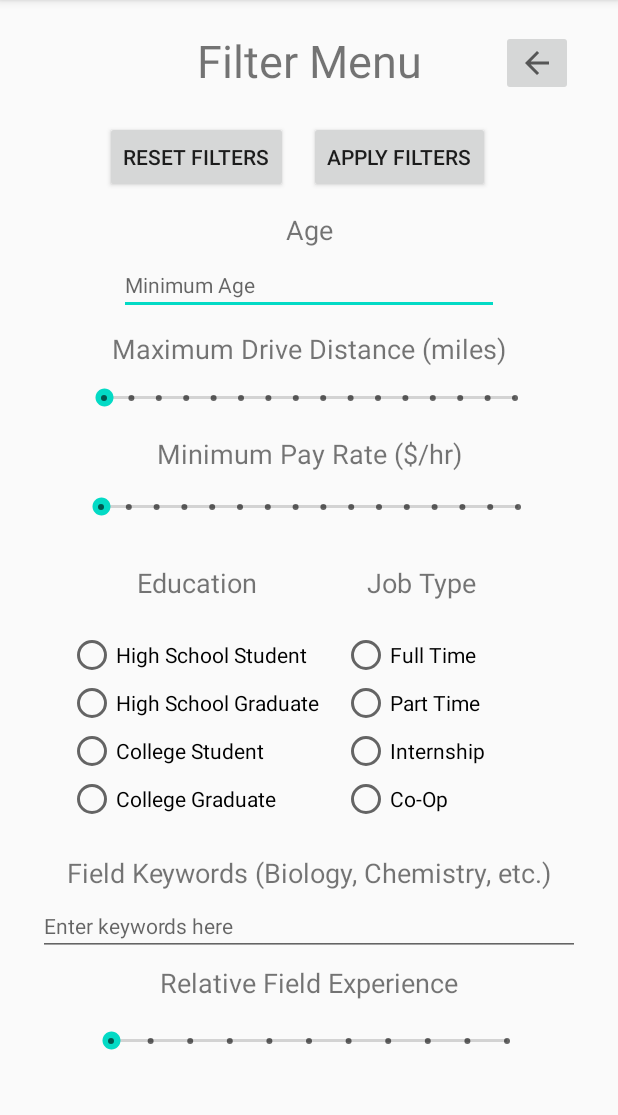
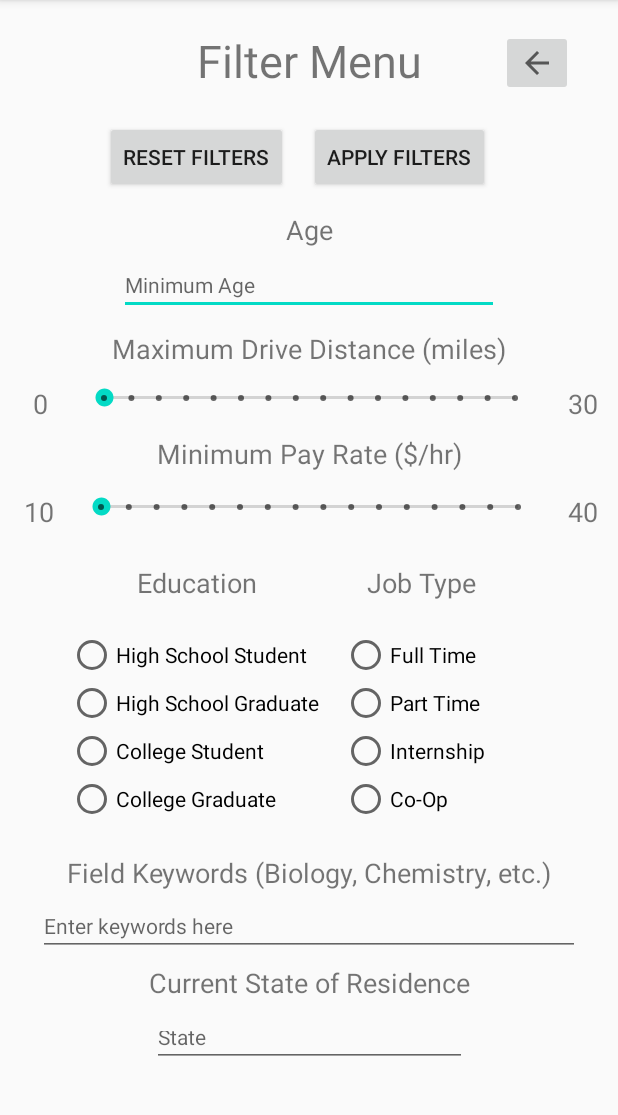
Before and after one commit to 21ahmiller/HeadStart, an Android app: the FiltrationMenu screen opened directly, with no data from a screen before it, after a tap on "RESET FILTERS", on a phone screen of 412 x 824 dp, the part 84-1199 px from its top. Run offline under Robolectric (Android 15) with nearby library versions, the phone set to English and light mode, and no system bars.

Commit message:
Java files

```diff
--- a/app/src/main/java/com/example/headstart/CreateEmployer.java
+++ b/app/src/main/java/com/example/headstart/CreateEmployer.java
@@ -22,7 +22,7 @@ public class CreateEmployer extends AppCompatActivity {
 
     public void performCreateEmployer(View v){
         EditText emailText = findViewById(R.id.companyEmailText);
-        String email = emailText.getText().toString();
+        String email = emailText.getText().toString().replaceAll(" ", "");
 
         EditText passwordText = findViewById(R.id.companyPasswordText);
         String password = passwordText.getText().toString();
--- a/app/src/main/java/com/example/headstart/CreateUser.java
+++ b/app/src/main/java/com/example/headstart/CreateUser.java
@@ -28,7 +28,7 @@ public class CreateUser extends AppCompatActivity {
 
     public void performCreateApplicant(View v){
         EditText emailText = findViewById(R.id.emailConfirmText);
-        String email = emailText.getText().toString();
+        String email = emailText.getText().toString().replaceAll(" ", "");
 
         EditText passwordText = findViewById(R.id.passwordText);
         String password = passwordText.getText().toString();
--- a/app/src/main/java/com/example/headstart/Database.java
+++ b/app/src/main/java/com/example/headstart/Database.java
@@ -184,10 +184,24 @@ public class Database {
         return jobs;
     }
 
-    public ArrayList<Job> populateFiltered(String minAge, int maxDrive, int minpay, String school, String jobType, ArrayList<String> Keywords, User user){
+    public ArrayList<Job> populateFiltered(String minAge, int maxDrive, int minpay, String school, String jobType, ArrayList<String> Keywords, String state, User user){
         jobs = new ArrayList<Job>();
-        Query query = ref.orderByChild("jobType").equalTo(user.getProfile().getLocation().getState());
-        return new ArrayList<Job>();
+        Query query = ref.orderByChild("state").equalTo(state);
+        query.addListenerForSingleValueEvent(new ValueEventListener() {
+            @Override
+            public void onDataChange(DataSnapshot dataSnapshot) {
+                for(DataSnapshot ds : dataSnapshot.getChildren()){
+
+                }
+            }
+
+            @Override
+            public void onCancelled(DatabaseError error) {
+                // Failed to read value
+                Log.w("MainActivity", "Failed to read value.", error.toException());
+            }
+        });
+        return jobs;
     }
 
     public void addJob(Job job){
--- a/app/src/main/java/com/example/headstart/FiltrationMenu.java
+++ b/app/src/main/java/com/example/headstart/FiltrationMenu.java
@@ -54,11 +54,11 @@ public class FiltrationMenu extends AppCompatActivity {
         RadioButton coOpButton = findViewById(R.id.Coop);
         coOpButton.setChecked(false);
 
-        SeekBar fieldExperienceBar = findViewById(R.id.FieldExperienceBar);
-        fieldExperienceBar.setProgress(0);
-
         EditText enterKeywordText = findViewById(R.id.EnterKeywords);
         enterKeywordText.setText("");
+
+        EditText stateText = findViewById(R.id.StateText);
+        stateText.setText("");
 
     }
 
@@ -67,7 +67,7 @@ public class FiltrationMenu extends AppCompatActivity {
         EditText typeAgeText = findViewById(R.id.TypeAgeText);
         String age = typeAgeText.getText().toString();
 
-        EditText stateText = findViewById(R.id.stateText);
+        EditText stateText = findViewById(R.id.StateText);
         String state = stateText.getText().toString();
 
         SeekBar maxDriveBar = findViewById(R.id.MaxDriveBar);
@@ -123,7 +123,7 @@ public class FiltrationMenu extends AppCompatActivity {
 
         Database jobs = new Database("Jobs");
         final Controller aController = (Controller) getApplicationContext();
-        ArrayList<Job> filteredJobs = jobs.populateFiltered(age, distance, minPay, school, jobType, keywordsReduced, aController.getUser());
+        ArrayList<Job> filteredJobs = jobs.populateFiltered(age, distance, minPay, school, jobType, keywordsReduced, state, aController.getUser());
         for(int i = 0; i < filteredJobs.size(); i++){
             aController.getFilteredJobs().set(i, filteredJobs.get(i));
         }
--- a/app/src/main/java/com/example/headstart/MainActivity.java
+++ b/app/src/main/java/com/example/headstart/MainActivity.java
@@ -28,7 +28,7 @@ public class MainActivity extends AppCompatActivity {
 
     public void clickApplicantButton(View v){
         EditText emailText = findViewById(R.id.emailConfirmText);
-        String email = emailText.getText().toString();
+        String email = emailText.getText().toString().replaceAll(" ", "");
 
         EditText passwordText = findViewById(R.id.passwordText);
         String password = passwordText.getText().toString();
@@ -137,7 +137,7 @@ public class MainActivity extends AppCompatActivity {
 
     public void clickEmployerButton(View v){
         EditText emailText = findViewById(R.id.emailConfirmText);
-        String email = emailText.getText().toString();
+        String email = emailText.getText().toString().replaceAll(" ", "");
 
         EditText passwordText = findViewById(R.id.passwordText);
         String password = passwordText.getText().toString();
--- a/app/src/main/java/com/example/headstart/NewJob.java
+++ b/app/src/main/java/com/example/headstart/NewJob.java
@@ -177,7 +177,7 @@ public class NewJob extends AppCompatActivity {
     public void addRandom50(View v){
         final Controller aController = (Controller) getApplicationContext();
         Employer currentEmployer = aController.getEmployer();
-        for(int i = 0; i < 5; i ++){
+        for(int i = 0; i < 50; i ++){
             Random rand = new Random();
             Job newJob = new Job();
 
--- a/app/src/main/java/com/example/headstart/employerMainPage.java
+++ b/app/src/main/java/com/example/headstart/employerMainPage.java
@@ -62,11 +62,10 @@ public class employerMainPage extends AppCompatActivity {
     }
 
     public void signOut(View v){
+        final Controller aController = (Controller) getApplicationContext();
+        aController.setUser(new Employer());
+
         Intent intent = new Intent(this, MainActivity.class);
         startActivity(intent);
-
-        final Controller aController = (Controller) getApplicationContext();
-        User currentUser = aController.getUser();
-        currentUser = new User();
     }
 }
--- a/app/src/main/res/layout/activity_filtration_menu.xml
+++ b/app/src/main/res/layout/activity_filtration_menu.xml
@@ -6,6 +6,18 @@
     android:layout_width="match_parent"
     android:layout_height="match_parent"
     tools:context=".FiltrationMenu">
+
+    <TextView
+        android:id="@+id/textView4"
+        android:layout_width="wrap_content"
+        android:layout_height="wrap_content"
+        android:layout_marginTop="84dp"
+        android:text="@string/tenStr"
+        android:textSize="18sp"
+        app:layout_constraintEnd_toStartOf="@+id/MaxDriveBar"
+        app:layout_constraintHorizontal_bias="0.484"
+        app:layout_constraintStart_toStartOf="parent"
+        app:layout_constraintTop_toBottomOf="@+id/textView2" />
 
     <TextView
         android:id="@+id/filterMenuTitle"
@@ -249,22 +261,58 @@
         android:layout_width="wrap_content"
         android:layout_height="wrap_content"
         android:layout_marginTop="5dp"
-        android:text="@string/RltvFieldExprStr"
+        android:text="@string/stateStringStr"
         android:textSize="18sp"
         app:layout_constraintEnd_toEndOf="parent"
         app:layout_constraintStart_toStartOf="parent"
         app:layout_constraintTop_toBottomOf="@+id/EnterKeywords" />
 
-    <SeekBar
-        android:id="@+id/FieldExperienceBar"
-        style="@style/Widget.AppCompat.SeekBar.Discrete"
-        android:layout_width="296dp"
-        android:layout_height="43dp"
-        android:layout_marginTop="5dp"
-        android:max="10"
-        android:progress="0"
+    <EditText
+        android:id="@+id/StateText"
+        android:layout_width="210dp"
+        android:layout_height="34dp"
+        android:layout_marginTop="10dp"
+        android:ems="10"
+        android:hint="@string/StateStrStr"
+        android:inputType="textPersonName"
+        android:textSize="14sp"
         app:layout_constraintEnd_toEndOf="parent"
         app:layout_constraintStart_toStartOf="parent"
         app:layout_constraintTop_toBottomOf="@+id/FieldExprText" />
 
+    <TextView
+        android:id="@+id/textView3"
+        android:layout_width="wrap_content"
+        android:layout_height="wrap_content"
+        android:layout_marginTop="12dp"
+        android:text="@string/ZeroStr"
+        android:textSize="18sp"
+        app:layout_constraintEnd_toStartOf="@+id/MaxDriveBar"
+        app:layout_constraintStart_toStartOf="parent"
+        app:layout_constraintTop_toBottomOf="@+id/textView2" />
+
+    <TextView
+        android:id="@+id/textView5"
+        android:layout_width="26dp"
+        android:layout_height="22dp"
+        android:layout_marginStart="12dp"
+        android:layout_marginTop="12dp"
+        android:text="@string/ThirtyStr"
+        android:textSize="18sp"
+        app:layout_constraintEnd_toEndOf="parent"
+        app:layout_constraintStart_toEndOf="@+id/MaxDriveBar"
+        app:layout_constraintTop_toBottomOf="@+id/textView2" />
+
+    <TextView
+        android:id="@+id/textView6"
+        android:layout_width="26dp"
+        android:layout_height="22dp"
+        android:layout_marginStart="12dp"
+        android:layout_marginTop="84dp"
+        android:text="@string/FortyStr"
+        android:textSize="18sp"
+        app:layout_constraintEnd_toEndOf="parent"
+        app:layout_constraintStart_toEndOf="@+id/MaxDriveBar"
+        app:layout_constraintTop_toBottomOf="@+id/textView2" />
+
 </androidx.constraintlayout.widget.ConstraintLayout>
--- a/app/src/main/res/values/strings.xml
+++ b/app/src/main/res/values/strings.xml
@@ -148,5 +148,11 @@
     <string name="returnJobViewStr">Return to job view</string>
     <string name="deleteJobStr">Delete Job</string>
     <string name="jobDiffStr">Job Title (Cannot be changed)</string>
+    <string name="stateStringStr">Current State of Residence</string>
+    <string name="StateStrStr">State</string>
+    <string name="tenStr">10</string>
+    <string name="ZeroStr">0</string>
+    <string name="ThirtyStr">30</string>
+    <string name="FortyStr">40</string>
     <string name="signOutStr">Sign Out</string>
 </resources>
```
